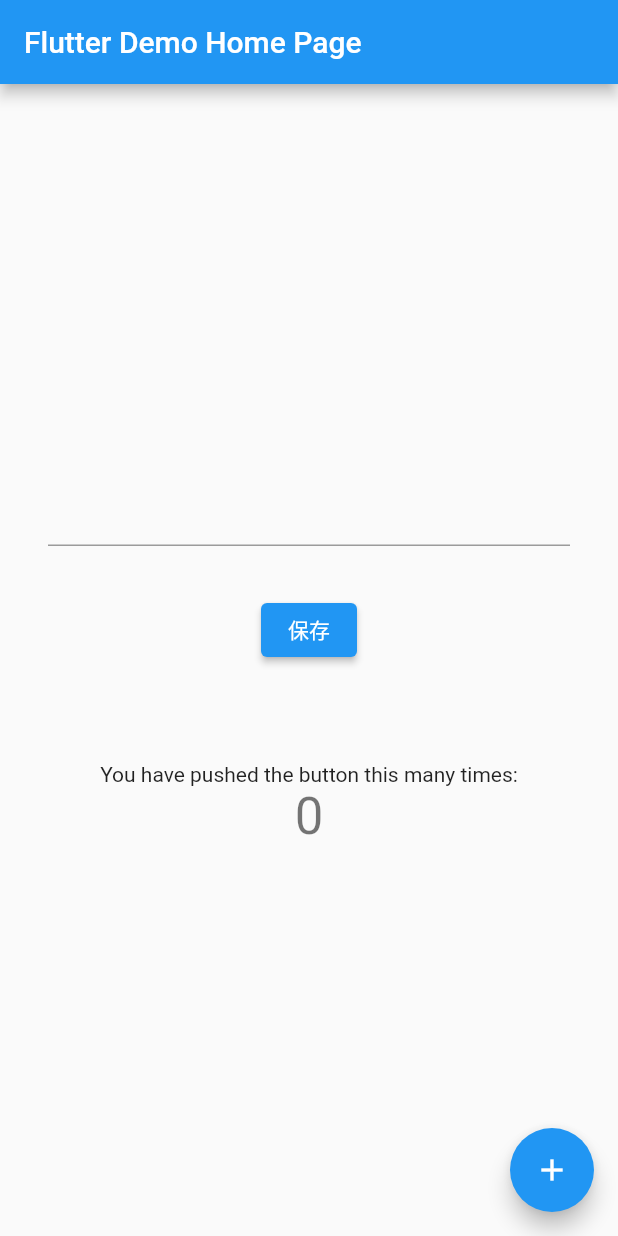
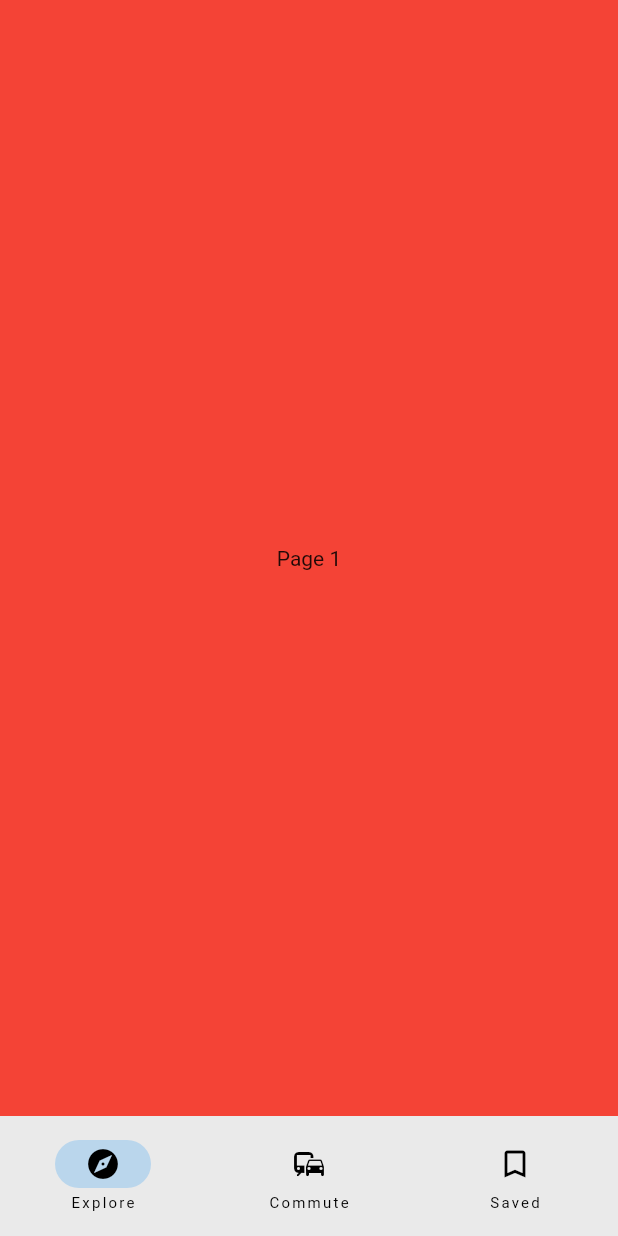
Before and after one commit to digi-care/vscode-flutter-map, a Flutter app: the screen it shows after launch, on a phone screen of 412 x 824 dp. Run offline on Flutter 3.47's test engine with Material 2 defaults, Android fonts, the phone set to English and light mode, and no system bars.

```diff
--- a/lib/main.dart
+++ b/lib/main.dart
@@ -1,119 +1,71 @@
 import 'package:flutter/material.dart';
 
-void main() => runApp(const MyApp());
+/// Flutter code sample for [NavigationBar].
 
-class MyApp extends StatelessWidget {
-  const MyApp({super.key});
+void main() => runApp(const NavigationBarApp());
 
-  // This widget is the root of your application.
+class NavigationBarApp extends StatelessWidget {
+  const NavigationBarApp({super.key});
+
   @override
   Widget build(BuildContext context) {
-    return MaterialApp(
-      title: 'Flutter Demo',
-      theme: ThemeData(
-        // This is the theme of your application.
-        //
-        // Try running your application with "flutter run". You'll see the
-        // application has a blue toolbar. Then, without quitting the app, try
-        // changing the primarySwatch below to Colors.green and then invoke
-        // "hot reload" (press "r" in the console where you ran "flutter run",
-        // or press Run > Flutter Hot Reload in a Flutter IDE). Notice that the
-        // counter didn't reset back to zero; the application is not restarted.
-        primarySwatch: Colors.blue,
+    return const MaterialApp(home: NavigationExample());
+  }
+}
+
+class NavigationExample extends StatefulWidget {
+  const NavigationExample({super.key});
+
+  @override
+  State<NavigationExample> createState() => _NavigationExampleState();
+}
+
+class _NavigationExampleState extends State<NavigationExample> {
+  int currentPageIndex = 0;
+
+  @override
+  Widget build(BuildContext context) {
+    return Scaffold(
+      bottomNavigationBar: NavigationBar(
+        onDestinationSelected: (int index) {
+          setState(() {
+            currentPageIndex = index;
+          });
+        },
+        selectedIndex: currentPageIndex,
+        destinations: const <Widget>[
+          NavigationDestination(
+            icon: Icon(Icons.explore),
+            label: 'Explore',
+          ),
+          NavigationDestination(
+            icon: Icon(Icons.commute),
+            label: 'Commute',
+          ),
+          NavigationDestination(
+            selectedIcon: Icon(Icons.bookmark),
+            icon: Icon(Icons.bookmark_border),
+            label: 'Saved',
+          ),
+        ],
       ),
-      home: const MyHomePage(title: 'Flutter Demo Home Page'),
+      body: <Widget>[
+        Container(
+          color: Colors.red,
+          alignment: Alignment.center,
+          child: const Text('Page 1'),
+        ),
+        Container(
+          color: Colors.green,
+          alignment: Alignment.center,
+          child: const Text('Page 2'),
+        ),
+        Container(
+          color: Colors.blue,
+          alignment: Alignment.center,
+          child: const Text('Page 3'),
+        ),
+      ][currentPageIndex],
     );
   }
 }
-
-class MyHomePage extends StatefulWidget {
-  const MyHomePage({super.key, required this.title});
-
-  // This widget is the home page of your application. It is stateful, meaning
-  // that it has a State object (defined below) that contains fields that affect
-  // how it looks.
-
-  // This class is the configuration for the state. It holds the values (in this
-  // case the title) provided by the parent (in this case the App widget) and
-  // used by the build method of the State. Fields in a Widget subclass are
-  // always marked "final".
-
-  final String title;
-
-  @override
-  State<MyHomePage> createState() => _MyHomePageState();
-}
-
-class _MyHomePageState extends State<MyHomePage> {
-  int _counter = 0;
-
-  void _incrementCounter() {
-    setState(() {
-      // This call to setState tells the Flutter framework that something has
-      // changed in this State, which causes it to rerun the build method below
-      // so that the display can reflect the updated values. If we changed
-      // _counter without calling setState(), then the build method would not be
-      // called again, and so nothing would appear to happen.
-      _counter++;
-    });
-  }
-
-  @override
-  Widget build(BuildContext context) {
-    // This method is rerun every time setState is called, for instance as done
-    // by the _incrementCounter method above.
-    //
-    // The Flutter framework has been optimized to make rerunning build methods
-    // fast, so that you can just rebuild anything that needs updating rather
-    // than having to individually change instances of widgets.
-    return Scaffold(
-      appBar: AppBar(
-        // Here we take the value from the MyHomePage object that was created by
-        // the App.build method, and use it to set our appbar title.
-        title: Text(widget.title),
-      ),
-      body: Center(
-        // Center is a layout widget. It takes a single child and positions it
-        // in the middle of the parent.
-        child: Padding(
-          padding: const EdgeInsets.all(32),
-          child: Column(
-            // Column is also a layout widget. It takes a list of children and
-            // arranges them vertically. By default, it sizes itself to fit its
-            // children horizontally, and tries to be as tall as its parent.
-            //
-            // Invoke "debug painting" (press "p" in the console, choose the
-            // "Toggle Debug Paint" action from the Flutter Inspector in Android
-            // Studio, or the "Toggle Debug Paint" command in Visual Studio Code)
-            // to see the wireframe for each widget.
-            //
-            // Column has various properties to control how it sizes itself and
-            // how it positions its children. Here we use mainAxisAlignment to
-            // center the children vertically; the main axis here is the vertical
-            // axis because Columns are vertical (the cross axis would be
-            // horizontal).
-            mainAxisAlignment: MainAxisAlignment.center,
-            children: <Widget>[
-              const TextField(),
-              const SizedBox(height: 32),
-              ElevatedButton(onPressed: () {}, child: const Text('保存')),
-              const SizedBox(height: 64),
-              const Text(
-                'You have pushed the button this many times:',
-              ),
-              Text(
-                '$_counter',
-                style: Theme.of(context).textTheme.headline4,
-              ),
-            ],
-          ),
-        ),
-      ),
-      floatingActionButton: FloatingActionButton(
-        onPressed: _incrementCounter,
-        tooltip: 'Increment',
-        child: const Icon(Icons.add),
-      ), // This trailing comma makes auto-formatting nicer for build methods.
-    );
-  }
-}
```
